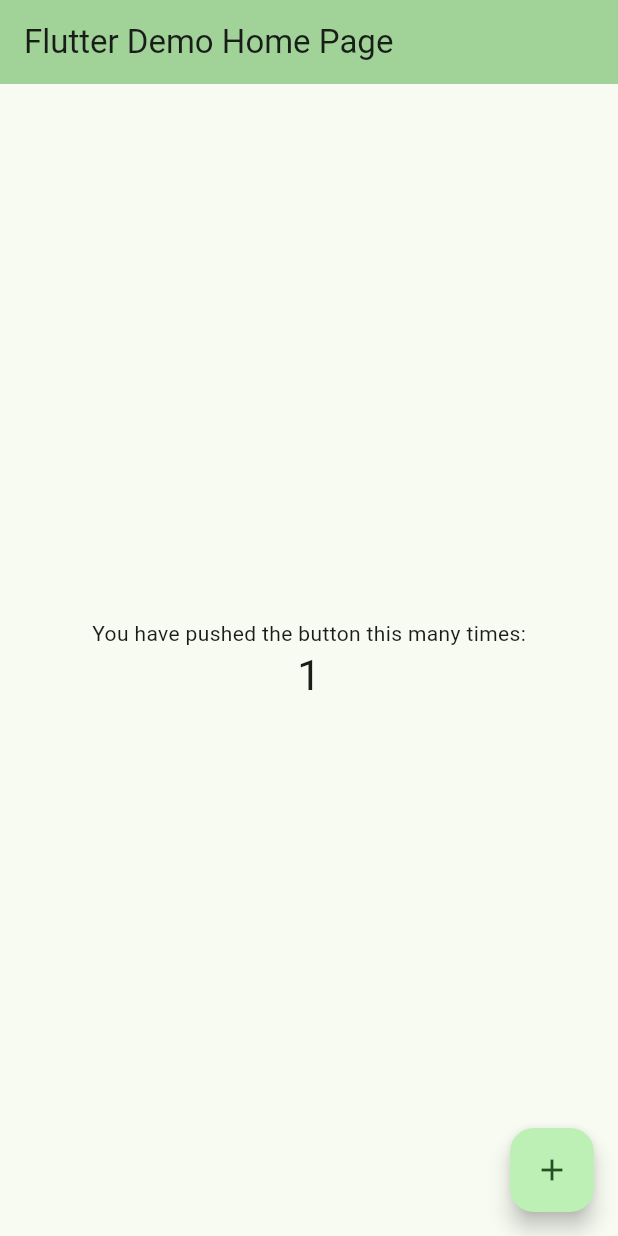
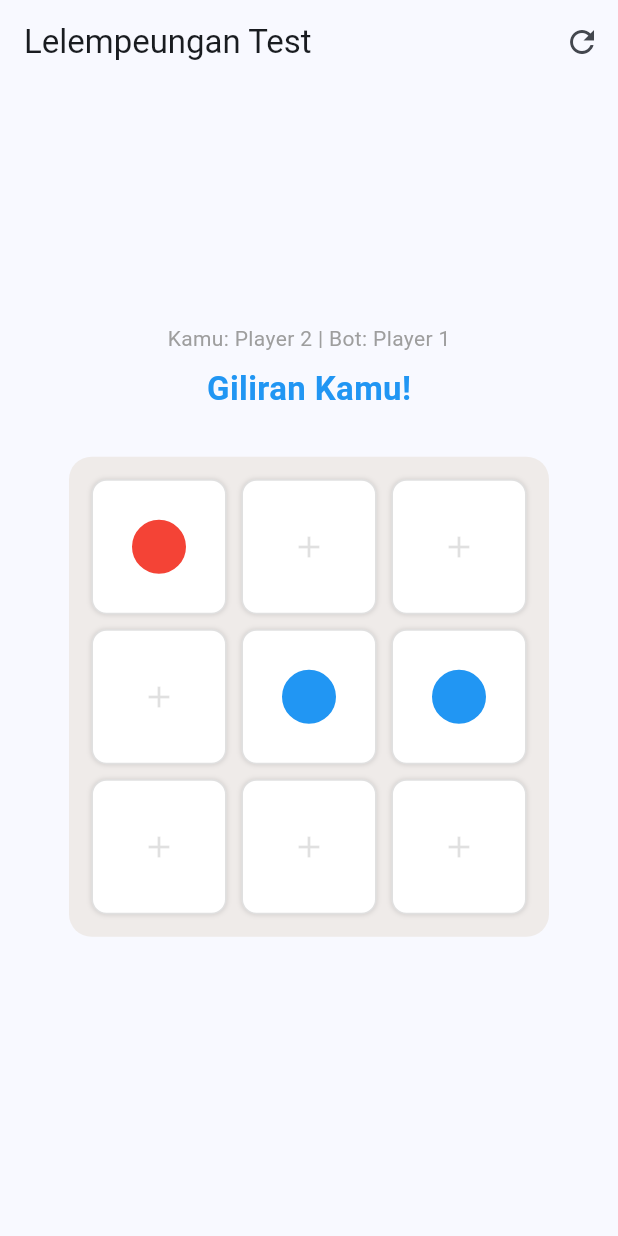
Before and after one commit to hrnns-ti/lelempeungan, a Flutter app: the screen it shows after launch, after a tap on the "add" icon, on a phone screen of 412 x 824 dp. Run offline on Flutter 3.47's test engine with Material 3 defaults, Android fonts, the light colour scheme and no system bars.

Commit message:
Add: Minimax Algorithm + test UI

```diff
--- a/analysis_options.yaml
+++ b/analysis_options.yaml
@@ -7,6 +7,10 @@
 
 # The following line activates a set of recommended lints for Flutter apps,
 # packages, and plugins designed to encourage good coding practices.
+analyzer:
+  errors:
+    unused_import: ignore
+    unused_field: ignore
 include: package:flutter_lints/flutter.yaml
 
 linter:
--- /dev/null
+++ b/lib/controllers/game_controller.dart
@@ -0,0 +1,44 @@
+import 'dart:isolate';
+import '../models/board_state.dart';
+import '../core/minimax.dart';
+
+class GameController {
+  BoardState board = BoardState();
+  MinimaxEngine engine = MinimaxEngine();
+
+  void humanPlay(Move move) {
+    board.makeMove(move);
+    if (!board.isGameOver()) {
+      playBotTurn();
+    }
+  }
+
+  // Ini fungsi asinkron (berjalan di background)
+  Future<void> playBotTurn() async {
+    print("Bot sedang berpikir...");
+
+    // Isolate gak boleh memori yang sama dengan Main Thread (biar gk freeze cuyy)
+    BoardState clonedBoard = _cloneBoard(board);
+
+    // Pindahin proses berat ke Isolate
+    Move bestMove = await Isolate.run(() {
+      MinimaxEngine backgroundEngine = MinimaxEngine();
+      // Misal kita set kedalaman (depth) = 5
+      return backgroundEngine.getBestMove(clonedBoard, 3);
+    });
+
+    // Isolate selesai terus kirim jawaban (bestMove),
+    board.makeMove(bestMove);
+
+    print("Bot menaruh bidak di index: ${bestMove.toIndex}");
+  }
+
+  // Fungsi bantuan buat nyetak kembaran papan
+  BoardState _cloneBoard(BoardState currentBoard) {
+    return BoardState(
+      initialGrid: List.from(currentBoard.grid),
+      currentPlayer: currentBoard.currentPlayer,
+      turnCount: currentBoard.turnCount,
+    );
+  }
+}
--- a/lib/main.dart
+++ b/lib/main.dart
@@ -1,122 +1,207 @@
+import 'dart:math';
 import 'package:flutter/material.dart';
+import 'models/board_state.dart';
+import 'controllers/game_controller.dart';
 
 void main() {
-  runApp(const MyApp());
+  runApp(const LelempeunganApp());
 }
 
-class MyApp extends StatelessWidget {
-  const MyApp({super.key});
+class LelempeunganApp extends StatelessWidget {
+  const LelempeunganApp({super.key});
 
-  // This widget is the root of your application.
   @override
   Widget build(BuildContext context) {
     return MaterialApp(
-      title: 'Flutter Demo',
-      theme: ThemeData(
-        // This is the theme of your application.
-        //
-        // TRY THIS: Try running your application with "flutter run". You'll see
-        // the application has a purple toolbar. Then, without quitting the app,
-        // try changing the seedColor in the colorScheme below to Colors.green
-        // and then invoke "hot reload" (save your changes or press the "hot
-        // reload" button in a Flutter-supported IDE, or press "r" if you used
-        // the command line to start the app).
-        //
-        // Notice that the counter didn't reset back to zero; the application
-        // state is not lost during the reload. To reset the state, use hot
-        // restart instead.
-        //
-        // This works for code too, not just values: Most code changes can be
-        // tested with just a hot reload.
-        colorScheme: ColorScheme.fromSeed(seedColor: Colors.green.shade900),
-      ),
-      home: const MyHomePage(title: 'Flutter Demo Home Page'),
+      theme: ThemeData(useMaterial3: true, colorSchemeSeed: Colors.blue),
+      home: const GameScreen(),
     );
   }
 }
 
-class MyHomePage extends StatefulWidget {
-  const MyHomePage({super.key, required this.title});
-
-  // This widget is the home page of your application. It is stateful, meaning
-  // that it has a State object (defined below) that contains fields that affect
-  // how it looks.
-
-  // This class is the configuration for the state. It holds the values (in this
-  // case the title) provided by the parent (in this case the App widget) and
-  // used by the build method of the State. Fields in a Widget subclass are
-  // always marked "final".
-
-  final String title;
+class GameScreen extends StatefulWidget {
+  const GameScreen({super.key});
 
   @override
-  State<MyHomePage> createState() => _MyHomePageState();
+  State<GameScreen> createState() => _GameScreenState();
 }
 
-class _MyHomePageState extends State<MyHomePage> {
-  int _counter = 0;
+class _GameScreenState extends State<GameScreen> {
+  late GameController _controller;
+  int? _selectedFromIndex;
+  bool _isBotThinking = false;
+  int _botPlayerId = 0; // Bot bisa jadi 1 atau 2
 
-  void _incrementCounter() {
+  @override
+  void initState() {
+    super.initState();
+    _initializeGame();
+  }
+
+  void _initializeGame() {
+    _controller = GameController();
+    _selectedFromIndex = null;
+    _isBotThinking = false;
+
+    // Randomizer: Tentukan bot jadi player 1 atau 2
+    _botPlayerId = Random().nextBool() ? 1 : 2;
+
+    // Jika bot dapat giliran pertama (Player 1), langsung jalan
+    if (_botPlayerId == 1) {
+      _triggerBotTurn();
+    }
+  }
+
+  Future<void> _triggerBotTurn() async {
+    if (_controller.board.isGameOver()) return;
+
+    setState(() => _isBotThinking = true);
+    await _controller.playBotTurn();
+    setState(() => _isBotThinking = false);
+  }
+
+  void _handleTap(int index) async {
+  final board = _controller.board;
+
+  if (board.isGameOver() || board.currentPlayer == _botPlayerId || _isBotThinking) return;
+
+  bool moveSuccessful = false;
+  Move? move;
+
+  // FASE 1: Taruh Bidak
+  if (board.turnCount < 6) {
+    if (board.grid[index] == 0) {
+      move = Move(toIndex: index);
+      moveSuccessful = true;
+    }
+  }
+  // FASE 2: Geser Bidak
+  else {
+    // Jika klik bidak sendiri, simpan sebagai 'asal'
+    if (board.grid[index] == board.currentPlayer) {
+      setState(() => _selectedFromIndex = index);
+      return; // Berhenti di sini, tunggu klik tujuan
+    }
+
+    // Jika sudah pilih asal, dan klik kotak kosong
+    else if (_selectedFromIndex != null && board.grid[index] == 0) {
+      // Validasi apakah kotak tujuan bertetangga dengan asal[cite: 2]
+      List<int>? neighbors = BoardState.adjacentNodes[_selectedFromIndex!];
+      if (neighbors != null && neighbors.contains(index)) {
+        move = Move(fromIndex: _selectedFromIndex, toIndex: index);
+        moveSuccessful = true;
+      } else {
+        // Jika klik tempat yang tidak terhubung, batalkan pilihan
+        setState(() => _selectedFromIndex = null);
+      }
+    }
+  }
+
+  if (moveSuccessful && move != null) {
     setState(() {
-      // This call to setState tells the Flutter framework that something has
-      // changed in this State, which causes it to rerun the build method below
-      // so that the display can reflect the updated values. If we changed
-      // _counter without calling setState(), then the build method would not be
-      // called again, and so nothing would appear to happen.
-      _counter++;
+      _controller.board.makeMove(move!);
+      _selectedFromIndex = null; // Selalu reset setelah move sukses
     });
+
+    if (!board.isGameOver()) {
+      await _triggerBotTurn();
+    }
   }
+}
 
   @override
   Widget build(BuildContext context) {
-    // This method is rerun every time setState is called, for instance as done
-    // by the _incrementCounter method above.
-    //
-    // The Flutter framework has been optimized to make rerunning build methods
-    // fast, so that you can just rebuild anything that needs updating rather
-    // than having to individually change instances of widgets.
+    final board = _controller.board;
+    final winner = board.getWinner();
+    final isHumanTurn = board.currentPlayer != _botPlayerId && !board.isGameOver();
+
     return Scaffold(
       appBar: AppBar(
-        // TRY THIS: Try changing the color here to a specific color (to
-        // Colors.amber, perhaps?) and trigger a hot reload to see the AppBar
-        // change color while the other colors stay the same.
-        backgroundColor: Theme.of(context).colorScheme.inversePrimary,
-        // Here we take the value from the MyHomePage object that was created by
-        // the App.build method, and use it to set our appbar title.
-        title: Text(widget.title),
+        title: const Text("Lelempeungan Test"),
+        actions: [
+          IconButton(
+            icon: const Icon(Icons.refresh),
+            onPressed: () => setState(() => _initializeGame()),
+          )
+        ],
       ),
-      body: Center(
-        // Center is a layout widget. It takes a single child and positions it
-        // in the middle of the parent.
-        child: Column(
-          // Column is also a layout widget. It takes a list of children and
-          // arranges them vertically. By default, it sizes itself to fit its
-          // children horizontally, and tries to be as tall as its parent.
-          //
-          // Column has various properties to control how it sizes itself and
-          // how it positions its children. Here we use mainAxisAlignment to
-          // center the children vertically; the main axis here is the vertical
-          // axis because Columns are vertical (the cross axis would be
-          // horizontal).
-          //
-          // TRY THIS: Invoke "debug painting" (choose the "Toggle Debug Paint"
-          // action in the IDE, or press "p" in the console), to see the
-          // wireframe for each widget.
-          mainAxisAlignment: MainAxisAlignment.center,
-          children: <Widget>[
-            const Text('You have pushed the button this many times:'),
-            Text(
-              '$_counter',
-              style: Theme.of(context).textTheme.headlineMedium,
+      body: Column(
+        mainAxisAlignment: MainAxisAlignment.center,
+        children: [
+          Text(
+            "Kamu: Player ${(_botPlayerId == 1 ? 2 : 1)} | Bot: Player $_botPlayerId",
+            style: const TextStyle(fontSize: 14, color: Colors.grey),
+          ),
+          const SizedBox(height: 8),
+          Text(
+            winner != 0
+                ? "PEMENANG: PLAYER $winner"
+                : (isHumanTurn ? "Giliran Kamu!" : "Bot sedang berpikir..."),
+            style: TextStyle(
+              fontSize: 22,
+              fontWeight: FontWeight.bold,
+              color: winner != 0 ? Colors.green : (isHumanTurn ? Colors.blue : Colors.red),
             ),
-          ],
-        ),
+          ),
+          const SizedBox(height: 30),
+          Center(
+            child: Container(
+              padding: const EdgeInsets.all(10),
+              decoration: BoxDecoration(
+                color: Colors.brown[50],
+                borderRadius: BorderRadius.circular(15),
+              ),
+              width: 320,
+              height: 320,
+              child: GridView.builder(
+                physics: const NeverScrollableScrollPhysics(),
+                gridDelegate: const SliverGridDelegateWithFixedCrossAxisCount(crossAxisCount: 3),
+                itemCount: 9,
+                itemBuilder: (context, index) {
+                  int cellValue = board.grid[index];
+                  bool isSelected = _selectedFromIndex == index;
+
+                  return GestureDetector(
+                    onTap: () => _handleTap(index),
+                    child: Container(
+                      margin: const EdgeInsets.all(5),
+                      decoration: BoxDecoration(
+                        color: Colors.white,
+                        borderRadius: BorderRadius.circular(10),
+                        border: Border.all(
+                          color: isSelected ? Colors.orange : Colors.black12,
+                          width: isSelected ? 4 : 1,
+                        ),
+                        boxShadow: const [BoxShadow(color: Colors.black12, blurRadius: 2)],
+                      ),
+                      child: Center(
+                        child: cellValue == 0
+                            ? (board.turnCount >= 6 ? null : const Icon(Icons.add, color: Colors.black12))
+                            : Container(
+                                width: 40,
+                                height: 40,
+                                decoration: BoxDecoration(
+                                  shape: BoxShape.circle,
+                                  color: cellValue == 1 ? Colors.blue : Colors.red,
+                                  border: Border.all(color: Colors.white, width: 2),
+                                ),
+                              ),
+                      ),
+                    ),
+                  );
+                },
+              ),
+            ),
+          ),
+          const SizedBox(height: 40),
+          if (winner != 0)
+            ElevatedButton.icon(
+              onPressed: () => setState(() => _initializeGame()),
+              icon: const Icon(Icons.play_arrow),
+              label: const Text("Main Lagi"),
+            ),
+        ],
       ),
-      floatingActionButton: FloatingActionButton(
-        onPressed: _incrementCounter,
-        tooltip: 'Increment',
-        child: const Icon(Icons.add),
-      ), // This trailing comma makes auto-formatting nicer for build methods.
     );
   }
 }
--- /dev/null
+++ b/lib/models/board_state.dart
@@ -0,0 +1,113 @@
+import '';
+
+class Move {
+  final int? fromIndex;
+  final int toIndex;
+
+  Move({this.fromIndex, required this.toIndex});
+}
+
+class BoardState {
+  List<int> grid;
+  int currentPlayer, turnCount;
+
+  // init boardnya (kalo gak ada history ya semua 3x3 itu jadi 0, kalo ada load initial grid)
+  BoardState({
+    List<int>? initialGrid,
+    this.currentPlayer = 1,
+    this.turnCount = 0
+  }) : grid = initialGrid ?? List.filled(9, 0);
+
+  // adjecent nodes, ibarat matriks 3x3 yang index 0-8(ada 9 titik) itu punya tetangga
+  // [0,1,2] (contoh, 0 itu tetanggan ama 1,3, ama 4)
+  // [3,4,5]
+  // [6,7,8]
+  static const Map<int, List<int>> adjacentNodes = {
+    0: [1, 3, 4],
+    1: [0, 2, 4],
+    2: [1, 4, 5],
+    3: [0, 4, 6],
+    4: [0, 1, 2, 3, 5, 6, 7, 8],
+    5: [2, 4, 8],
+    6: [3, 4, 7],
+    7: [4, 6, 8],
+    8: [4, 5, 7]
+  };
+
+  // buat mastiin kondisi menang
+  static const List<List<int>> winLines = [
+    [0, 1, 2], [3, 4, 5], [6, 7, 8],   // Horizontal
+    [0, 3, 6], [1, 4, 7], [2, 5, 8],   // Vertikal
+    [0, 4, 8], [2, 4, 6]               // Diagonal
+  ];
+
+  int getWinner() {
+    for (var line in winLines) {
+      int a = line[0];
+      int b = line[1];
+      int c = line[2];
+
+      if (grid[a] != 0 && grid[a] == grid[b] && grid[b] == grid[c]) {
+        return grid[a];
+      }
+    }
+    return 0;
+  }
+
+  bool isGameOver() {
+    return getWinner() != 0;
+  }
+
+  List<Move> getValidMoves() {
+    List<Move> moves = [];
+
+    // Fase 1 (masing masing player gantian naruh bidaknya di tempat yang kosong)
+    if (turnCount < 6) {
+      for (int i = 0; i < 9; i++) {
+        if (grid[i] == 0) {
+          moves.add(Move(toIndex: i));
+        }
+      }
+    }
+
+    // Fase 2 (semua player udah naruh semua bidaknya, ganti jadi geser geser bidaknya cuy)
+    else {
+      for (int i = 0; i < 9; i++) {
+        if (grid[i] == currentPlayer) {
+          List<int> neighbors = adjacentNodes[i]!;
+
+          for (int neighbor in neighbors) {
+            if (grid[neighbor] == 0) {
+              moves.add(Move(fromIndex: i, toIndex: neighbor));
+            }
+          }
+        }
+      }
+    }
+    return moves;
+  }
+
+  void makeMove(Move move) {
+    // cek dulu ini fase 2 apa bukan
+    if (move.fromIndex != null) {
+      grid[move.fromIndex!] = 0;
+    }
+
+    grid[move.toIndex] = currentPlayer;
+    currentPlayer = (currentPlayer == 1) ? 2 : 1;
+    turnCount++;
+  }
+
+  void undoMove(Move move) {
+    currentPlayer = (currentPlayer == 1) ? 2 : 1;
+    turnCount--;
+
+    // cek ini fase 2 kah?
+    if (move.fromIndex != null) {
+      grid[move.fromIndex!] = currentPlayer;
+      grid[move.toIndex] = 0;
+    } else {
+      grid[move.toIndex] = 0;
+    }
+  }
+}
```
Also changed, not shown: lib/core/minimax.dart (added, +115 -0 lines), 2 other files.
